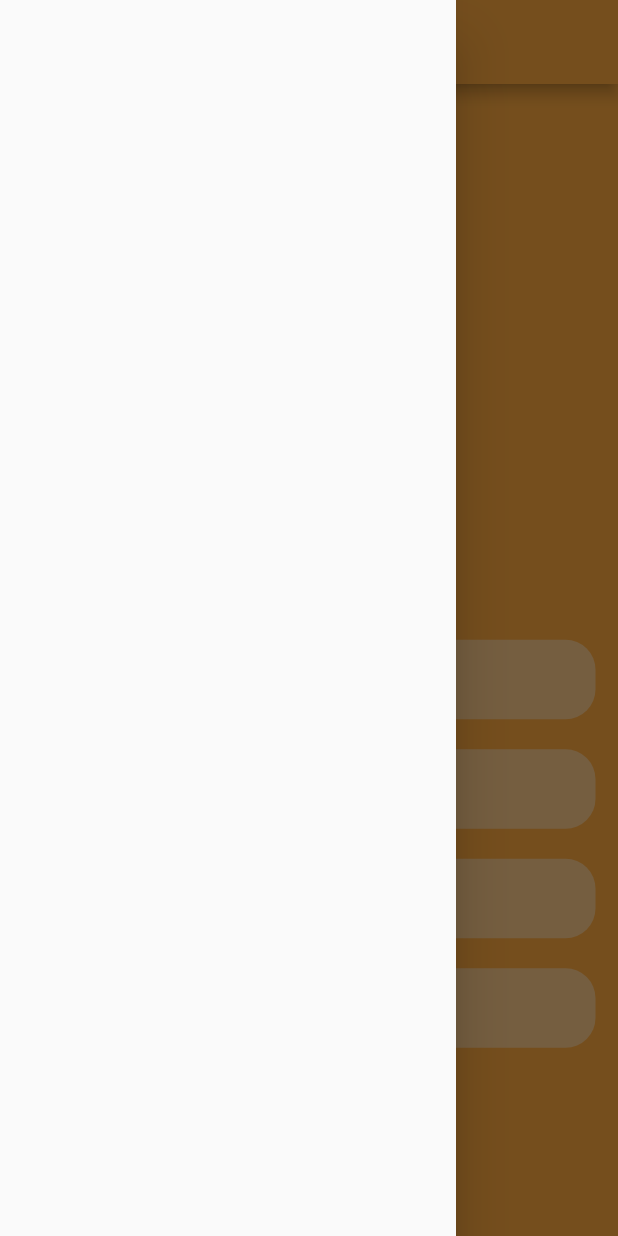
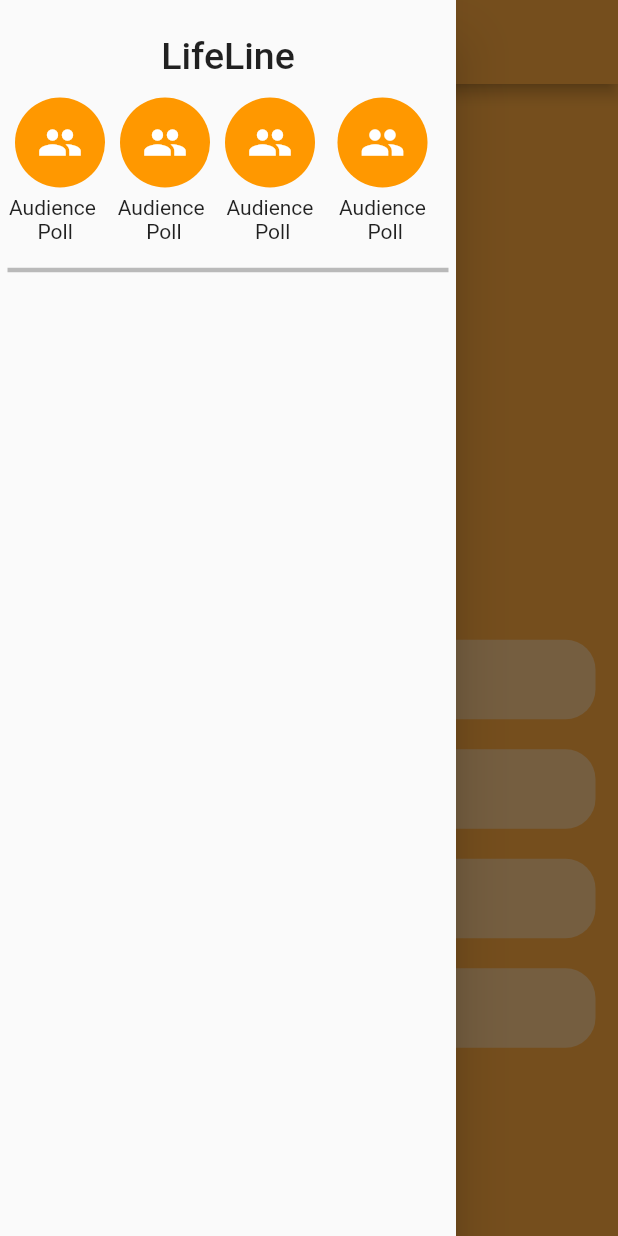
Before and after one commit to YuvrajSingh3110/Flutter_Quiz_App, a Flutter app: the screen it shows after launch, with the side drawer open, on a phone screen of 412 x 824 dp. Run offline on Flutter 3.47's test engine with Material 2 defaults, Android fonts, the phone set to English and light mode, and no system bars; drawn by our look-alikes of overlay_support; our stand-ins replace carousel_slider, cloud_firestore, firebase_auth, firebase_core, flutter_signin_button, google_sign_in and 2 more; accounts and stored records are empty.

Commit message:
LifeLine ui

```diff
--- a/lib/views/quiz_ques.dart
+++ b/lib/views/quiz_ques.dart
@@ -1,4 +1,5 @@
 import 'package:flutter/material.dart';
+import 'package:quiz_app/widgets/lifelineSideBar.dart';
 
 class QuizQues extends StatefulWidget {
   const QuizQues({Key? key}) : super(key: key);
@@ -25,7 +26,7 @@ class _QuizQuesState extends State<QuizQues> {
         )
       ),
       floatingActionButtonLocation: FloatingActionButtonLocation.centerFloat,
-      drawer: const Drawer(),
+      drawer: LifelineDrawer(),
       body: Container(
         color: Colors.orangeAccent,
         width: MediaQuery.of(context).size.width,
--- /dev/null
+++ b/lib/widgets/lifelineSideBar.dart
@@ -0,0 +1,119 @@
+import 'package:flutter/material.dart';
+
+class LifelineDrawer extends StatefulWidget {
+  const LifelineDrawer({Key? key}) : super(key: key);
+
+  @override
+  State<LifelineDrawer> createState() => _LifelineDrawerState();
+}
+
+class _LifelineDrawerState extends State<LifelineDrawer> {
+  @override
+  Widget build(BuildContext context) {
+    return Drawer(
+      child: SafeArea(
+        child: Column(children: [
+          const SizedBox(height: 10,),
+          Container(
+            padding: const EdgeInsets.all(10),
+            margin: const EdgeInsets.all(3),
+            child: const Text("LifeLine", style: TextStyle(fontSize: 25, fontWeight: FontWeight.w500),),
+          ),
+          Row(
+            children: [
+              Column(
+                children: [
+                  Container(
+                    decoration: const BoxDecoration(
+                        shape: BoxShape.circle, color: Colors.orange),
+                    padding: const EdgeInsets.all(15),
+                    margin: const EdgeInsets.only(left: 10),
+                    child: const Icon(
+                      Icons.people,
+                      size: 30,
+                      color: Colors.white,
+                    ),
+                  ),
+                  const SizedBox(height: 5,),
+                  const Text(
+                    "Audience\n Poll",
+                    textAlign: TextAlign.center,
+                  ),
+                ],
+              ),
+              Column(
+                children: [
+                  Container(
+                    decoration: const BoxDecoration(
+                        shape: BoxShape.circle, color: Colors.orange),
+                    padding: const EdgeInsets.all(15),
+                    margin: const EdgeInsets.fromLTRB(10, 0, 5, 0),
+                    child: const Icon(
+                      Icons.people,
+                      size: 30,
+                      color: Colors.white,
+                    ),
+                  ),
+                  const SizedBox(height: 5,),
+                  const Text(
+                    "Audience\n Poll",
+                    textAlign: TextAlign.center,
+                  ),
+                ],
+              ),
+              Column(
+                children: [
+                  Container(
+                    decoration: const BoxDecoration(
+                        shape: BoxShape.circle, color: Colors.orange),
+                    padding: const EdgeInsets.all(15),
+                    margin: const EdgeInsets.fromLTRB(5, 0, 5, 0),
+                    child: const Icon(
+                      Icons.people,
+                      size: 30,
+                      color: Colors.white,
+                    ),
+                  ),
+                  const SizedBox(height: 5,),
+                  const Text(
+                    "Audience\n Poll",
+                    textAlign: TextAlign.center,
+                  ),
+                ],
+              ),
+              Column(
+                children: [
+                  Container(
+                    decoration: const BoxDecoration(
+                        shape: BoxShape.circle, color: Colors.orange),
+                    padding: const EdgeInsets.all(15),
+                    margin: const EdgeInsets.symmetric(horizontal: 10),
+                    child: const Icon(
+                      Icons.people,
+                      size: 30,
+                      color: Colors.white,
+                    ),
+                  ),
+                  const SizedBox(height: 5,),
+                  const Text(
+                    "Audience\n Poll",
+                    textAlign: TextAlign.center,
+                  ),
+                ],
+              ),
+            ],
+          ),
+          const SizedBox(
+            height: 10,
+          ),
+          const Divider(
+            indent: 5,
+            endIndent: 5,
+            thickness: 3,
+            color: Colors.black26,
+          )
+        ]),
+      ),
+    );
+  }
+}
```
